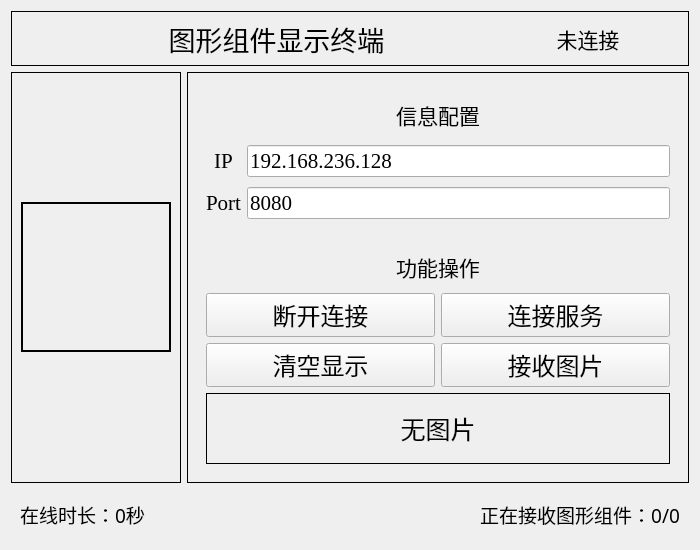
The window that widget.ui (DavidingPlus/graphics-display-terminal) describes before a commit, drawn with Qt 5.
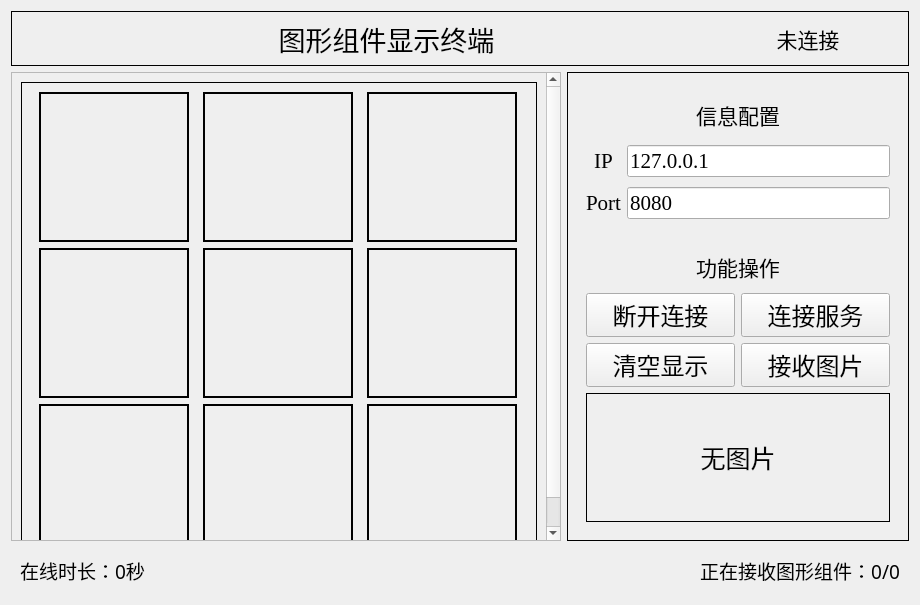
The same window after the commit. Icons and pictures are not drawn.

What changed in the file:
```diff
--- a/widget.ui
+++ b/widget.ui
@@ -6,8 +6,8 @@
    <rect>
     <x>0</x>
     <y>0</y>
-    <width>700</width>
-    <height>550</height>
+    <width>920</width>
+    <height>605</height>
    </rect>
   </property>
   <property name="sizePolicy">
@@ -24,12 +24,59 @@
     <normaloff>:/res/lark-logo.png</normaloff>:/res/lark-logo.png</iconset>
   </property>
   <layout class="QGridLayout" name="gridLayout_5">
+   <item row="3" column="0" colspan="2">
+    <widget class="QFrame" name="frameDown">
+     <property name="maximumSize">
+      <size>
+       <width>16777215</width>
+       <height>50</height>
+      </size>
+     </property>
+     <layout class="QHBoxLayout" name="horizontalLayout_2">
+      <item>
+       <widget class="QLabel" name="timeLabel">
+        <property name="font">
+         <font>
+          <family>楷体</family>
+          <pointsize>14</pointsize>
+         </font>
+        </property>
+        <property name="text">
+         <string>在线时长：0秒</string>
+        </property>
+       </widget>
+      </item>
+      <item>
+       <widget class="QLabel" name="processLabel">
+        <property name="font">
+         <font>
+          <family>楷体</family>
+          <pointsize>14</pointsize>
+         </font>
+        </property>
+        <property name="text">
+         <string>正在接收图形组件：0/0</string>
+        </property>
+        <property name="alignment">
+         <set>Qt::AlignRight|Qt::AlignTrailing|Qt::AlignVCenter</set>
+        </property>
+       </widget>
+      </item>
+     </layout>
+    </widget>
+   </item>
    <item row="0" column="0" colspan="2">
     <widget class="QFrame" name="frameUp">
+     <property name="minimumSize">
+      <size>
+       <width>0</width>
+       <height>54</height>
+      </size>
+     </property>
      <property name="maximumSize">
       <size>
        <width>16777215</width>
-       <height>55</height>
+       <height>16777215</height>
       </size>
      </property>
      <property name="frameShape">
@@ -105,7 +152,7 @@
      </layout>
     </widget>
    </item>
-   <item row="1" column="1">
+   <item row="2" column="1">
     <widget class="QFrame" name="frameMidRight">
      <property name="frameShape">
       <enum>QFrame::Box</enum>
@@ -132,7 +179,7 @@
             </font>
            </property>
            <property name="text">
-            <string>192.168.236.128</string>
+            <string>127.0.0.1</string>
            </property>
           </widget>
          </item>
@@ -341,88 +388,350 @@
      </layout>
     </widget>
    </item>
-   <item row="2" column="0" colspan="2">
-    <widget class="QFrame" name="frameDown">
-     <property name="maximumSize">
+   <item row="2" column="0">
+    <widget class="QScrollArea" name="picScrollArea">
+     <property name="minimumSize">
       <size>
-       <width>16777215</width>
-       <height>50</height>
+       <width>550</width>
+       <height>450</height>
       </size>
      </property>
-     <layout class="QHBoxLayout" name="horizontalLayout_2">
-      <item>
-       <widget class="QLabel" name="timeLabel">
-        <property name="font">
-         <font>
-          <family>楷体</family>
-          <pointsize>14</pointsize>
-         </font>
-        </property>
-        <property name="text">
-         <string>在线时长：0秒</string>
-        </property>
-       </widget>
-      </item>
-      <item>
-       <widget class="QLabel" name="processLabel">
-        <property name="font">
-         <font>
-          <family>楷体</family>
-          <pointsize>14</pointsize>
-         </font>
-        </property>
-        <property name="text">
-         <string>正在接收图形组件：0/0</string>
-        </property>
-        <property name="alignment">
-         <set>Qt::AlignRight|Qt::AlignTrailing|Qt::AlignVCenter</set>
-        </property>
-       </widget>
-      </item>
-     </layout>
-    </widget>
-   </item>
-   <item row="1" column="0">
-    <widget class="QFrame" name="frameMidLeft">
-     <property name="frameShape">
-      <enum>QFrame::Box</enum>
+     <property name="widgetResizable">
+      <bool>true</bool>
      </property>
-     <layout class="QGridLayout" name="gridLayout_4">
-      <item row="1" column="0">
-       <widget class="QLabel" name="picLabel">
-        <property name="enabled">
-         <bool>true</bool>
-        </property>
-        <property name="sizePolicy">
-         <sizepolicy hsizetype="Fixed" vsizetype="Fixed">
-          <horstretch>0</horstretch>
-          <verstretch>0</verstretch>
-         </sizepolicy>
-        </property>
-        <property name="minimumSize">
-         <size>
-          <width>150</width>
-          <height>150</height>
-         </size>
-        </property>
-        <property name="maximumSize">
-         <size>
-          <width>150</width>
-          <height>150</height>
-         </size>
-        </property>
-        <property name="frameShape">
-         <enum>QFrame::WinPanel</enum>
-        </property>
-        <property name="frameShadow">
-         <enum>QFrame::Plain</enum>
-        </property>
-        <property name="text">
-         <string/>
-        </property>
-       </widget>
-      </item>
-     </layout>
+     <widget class="QWidget" name="scrollAreaWidgetContents">
+      <property name="geometry">
+       <rect>
+        <x>0</x>
+        <y>0</y>
+        <width>527</width>
+        <height>500</height>
+       </rect>
+      </property>
+      <layout class="QGridLayout" name="gridLayout_4">
+       <item row="0" column="0">
+        <widget class="QFrame" name="frameMidLeft">
+         <property name="minimumSize">
+          <size>
+           <width>0</width>
+           <height>0</height>
+          </size>
+         </property>
+         <property name="frameShape">
+          <enum>QFrame::Box</enum>
+         </property>
+         <layout class="QGridLayout" name="gridLayout_6">
+          <item row="0" column="0">
+           <widget class="QLabel" name="picLabel">
+            <property name="enabled">
+             <bool>true</bool>
+            </property>
+            <property name="sizePolicy">
+             <sizepolicy hsizetype="Fixed" vsizetype="Fixed">
+              <horstretch>0</horstretch>
+              <verstretch>0</verstretch>
+             </sizepolicy>
+            </property>
+            <property name="minimumSize">
+             <size>
+              <width>150</width>
+              <height>150</height>
+             </size>
+            </property>
+            <property name="maximumSize">
+             <size>
+              <width>150</width>
+              <height>150</height>
+             </size>
+            </property>
+            <property name="frameShape">
+             <enum>QFrame::WinPanel</enum>
+            </property>
+            <property name="frameShadow">
+             <enum>QFrame::Plain</enum>
+            </property>
+            <property name="text">
+             <string/>
+            </property>
+           </widget>
+          </item>
+          <item row="0" column="1">
+           <widget class="QLabel" name="picLabel_2">
+            <property name="enabled">
+             <bool>true</bool>
+            </property>
+            <property name="sizePolicy">
+             <sizepolicy hsizetype="Fixed" vsizetype="Fixed">
+              <horstretch>0</horstretch>
+              <verstretch>0</verstretch>
+             </sizepolicy>
+            </property>
+            <property name="minimumSize">
+             <size>
+              <width>150</width>
+              <height>150</height>
+             </size>
+            </property>
+            <property name="maximumSize">
+             <size>
+              <width>150</width>
+              <height>150</height>
+             </size>
+            </property>
+            <property name="frameShape">
+             <enum>QFrame::WinPanel</enum>
+            </property>
+            <property name="frameShadow">
+             <enum>QFrame::Plain</enum>
+            </property>
+            <property name="text">
+             <string/>
+            </property>
+           </widget>
+          </item>
+          <item row="0" column="2">
+           <widget class="QLabel" name="picLabel_3">
+            <property name="enabled">
+             <bool>true</bool>
+            </property>
+            <property name="sizePolicy">
+             <sizepolicy hsizetype="Fixed" vsizetype="Fixed">
+              <horstretch>0</horstretch>
+              <verstretch>0</verstretch>
+             </sizepolicy>
+            </property>
+            <property name="minimumSize">
+             <size>
+              <width>150</width>
+              <height>150</height>
+             </size>
+            </property>
+            <property name="maximumSize">
+             <size>
+              <width>150</width>
+              <height>150</height>
+             </size>
+            </property>
+            <property name="frameShape">
+             <enum>QFrame::WinPanel</enum>
+            </property>
+            <property name="frameShadow">
+             <enum>QFrame::Plain</enum>
+            </property>
+            <property name="text">
+             <string/>
+            </property>
+           </widget>
+          </item>
+          <item row="1" column="0">
+           <widget class="QLabel" name="picLabel_4">
+            <property name="enabled">
+             <bool>true</bool>
+            </property>
+            <property name="sizePolicy">
+             <sizepolicy hsizetype="Fixed" vsizetype="Fixed">
+              <horstretch>0</horstretch>
+              <verstretch>0</verstretch>
+             </sizepolicy>
+            </property>
+            <property name="minimumSize">
+             <size>
+              <width>150</width>
+              <height>150</height>
+             </size>
+            </property>
+            <property name="maximumSize">
+             <size>
+              <width>150</width>
+              <height>150</height>
+             </size>
+            </property>
+            <property name="frameShape">
+             <enum>QFrame::WinPanel</enum>
+            </property>
+            <property name="frameShadow">
+             <enum>QFrame::Plain</enum>
+            </property>
+            <property name="text">
+             <string/>
+            </property>
+           </widget>
+          </item>
+          <item row="1" column="1">
+           <widget class="QLabel" name="picLabel_5">
+            <property name="enabled">
+             <bool>true</bool>
+            </property>
+            <property name="sizePolicy">
+             <sizepolicy hsizetype="Fixed" vsizetype="Fixed">
+              <horstretch>0</horstretch>
+              <verstretch>0</verstretch>
+             </sizepolicy>
+            </property>
+            <property name="minimumSize">
+             <size>
+              <width>150</width>
+              <height>150</height>
+             </size>
+            </property>
+            <property name="maximumSize">
+             <size>
+              <width>150</width>
+              <height>150</height>
+             </size>
+            </property>
+            <property name="frameShape">
+             <enum>QFrame::WinPanel</enum>
+            </property>
+            <property name="frameShadow">
+             <enum>QFrame::Plain</enum>
+            </property>
+            <property name="text">
+             <string/>
+            </property>
+           </widget>
+          </item>
+          <item row="1" column="2">
+           <widget class="QLabel" name="picLabel_6">
+            <property name="enabled">
+             <bool>true</bool>
+            </property>
+            <property name="sizePolicy">
+             <sizepolicy hsizetype="Fixed" vsizetype="Fixed">
+              <horstretch>0</horstretch>
+              <verstretch>0</verstretch>
+             </sizepolicy>
+            </property>
+            <property name="minimumSize">
+             <size>
+              <width>150</width>
+              <height>150</height>
+             </size>
+            </property>
+            <property name="maximumSize">
+             <size>
+              <width>150</width>
+              <height>150</height>
+             </size>
+            </property>
+            <property name="frameShape">
+             <enum>QFrame::WinPanel</enum>
+            </property>
+            <property name="frameShadow">
+             <enum>QFrame::Plain</enum>
+            </property>
+            <property name="text">
+             <string/>
+            </property>
+           </widget>
+          </item>
+          <item row="2" column="0">
+           <widget class="QLabel" name="picLabel_7">
+            <property name="enabled">
+             <bool>true</bool>
+            </property>
+            <property name="sizePolicy">
+             <sizepolicy hsizetype="Fixed" vsizetype="Fixed">
+              <horstretch>0</horstretch>
+              <verstretch>0</verstretch>
+             </sizepolicy>
+            </property>
+            <property name="minimumSize">
+             <size>
+              <width>150</width>
+              <height>150</height>
+             </size>
+            </property>
+            <property name="maximumSize">
+             <size>
+              <width>150</width>
+              <height>150</height>
+             </size>
+            </property>
+            <property name="frameShape">
+             <enum>QFrame::WinPanel</enum>
+            </property>
+            <property name="frameShadow">
+             <enum>QFrame::Plain</enum>
+            </property>
+            <property name="text">
+             <string/>
+            </property>
+           </widget>
+          </item>
+          <item row="2" column="1">
+           <widget class="QLabel" name="picLabel_8">
+            <property name="enabled">
+             <bool>true</bool>
+            </property>
+            <property name="sizePolicy">
+             <sizepolicy hsizetype="Fixed" vsizetype="Fixed">
+              <horstretch>0</horstretch>
+              <verstretch>0</verstretch>
+             </sizepolicy>
+            </property>
+            <property name="minimumSize">
+             <size>
+              <width>150</width>
+              <height>150</height>
+             </size>
+            </property>
+            <property name="maximumSize">
+             <size>
+              <width>150</width>
+              <height>150</height>
+             </size>
+            </property>
+            <property name="frameShape">
+             <enum>QFrame::WinPanel</enum>
+            </property>
+            <property name="frameShadow">
+             <enum>QFrame::Plain</enum>
+            </property>
+            <property name="text">
+             <string/>
+            </property>
+           </widget>
+          </item>
+          <item row="2" column="2">
+           <widget class="QLabel" name="picLabel_9">
+            <property name="enabled">
+             <bool>true</bool>
+            </property>
+            <property name="sizePolicy">
+             <sizepolicy hsizetype="Fixed" vsizetype="Fixed">
+              <horstretch>0</horstretch>
+              <verstretch>0</verstretch>
+             </sizepolicy>
+            </property>
+            <property name="minimumSize">
+             <size>
+              <width>150</width>
+              <height>150</height>
+             </size>
+            </property>
+            <property name="maximumSize">
+             <size>
+              <width>150</width>
+              <height>150</height>
+             </size>
+            </property>
+            <property name="frameShape">
+             <enum>QFrame::WinPanel</enum>
+            </property>
+            <property name="frameShadow">
+             <enum>QFrame::Plain</enum>
+            </property>
+            <property name="text">
+             <string/>
+            </property>
+           </widget>
+          </item>
+         </layout>
+        </widget>
+       </item>
+      </layout>
+     </widget>
     </widget>
    </item>
   </layout>
```
Left out of the diff: 122 changed lines with no effect on the pictures.
